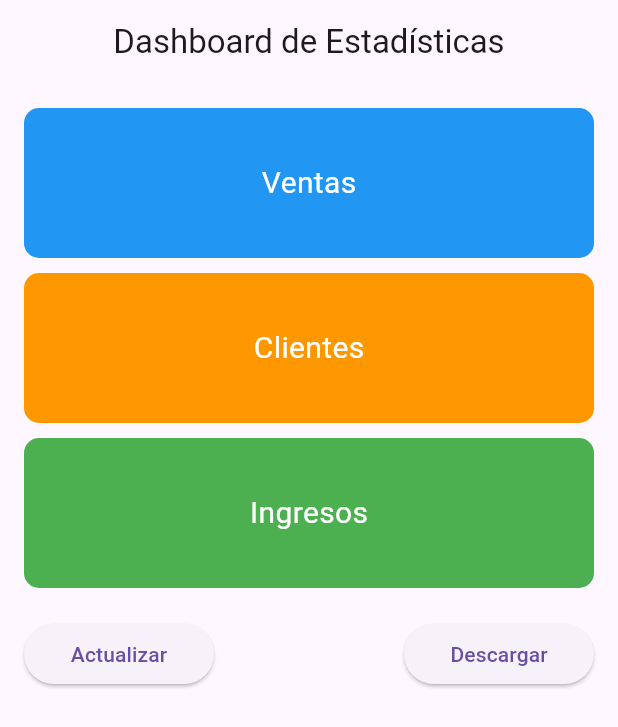
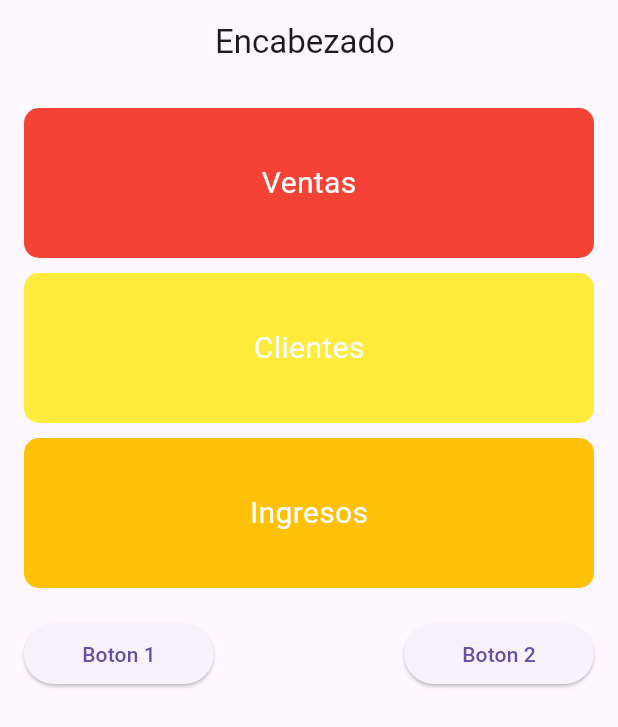
Before and after one commit to palaciosfer/Practica16-10-2025, a Flutter app: the screen it shows after launch, on a phone screen of 412 x 824 dp. Shown: the top 727 px of the screen. Run offline on Flutter 3.47's test engine with Material 3 defaults, Android fonts, the phone set to English and light mode, and no system bars.

Commit message:
first commit

```diff
--- a/lib/features/designresponsive/pages/home.dart
+++ b/lib/features/designresponsive/pages/home.dart
@@ -9,7 +9,7 @@ class Home extends StatelessWidget {
   Widget build(BuildContext context) {
     return Scaffold(
       appBar: AppBar(
-        title: const Center(child: Text("Dashboard de Estadísticas")),
+        title: const Center(child: Text("Encabezado ")),
       ),
       body: LayoutBuilder(
         builder: (context, constraints) {
@@ -19,15 +19,15 @@ class Home extends StatelessWidget {
             padding: const EdgeInsets.all(16.0),
             child: Column(
               children: [
-                // Tarjetas de estadísticas
+
                 if (isSmall)
                   Column(
                     children: const [
-                      StatCard(color: Colors.blue, text: "Ventas"),
+                      StatCard(color: Colors.red, text: "Ventas"),
                       SizedBox(height: 10),
-                      StatCard(color: Colors.orange, text: "Clientes"),
+                      StatCard(color: Colors.yellow, text: "Clientes"),
                       SizedBox(height: 10),
-                      StatCard(color: Colors.green, text: "Ingresos"),
+                      StatCard(color: Colors.amber, text: "Ingresos"),
                     ],
                   )
                 else
@@ -35,17 +35,17 @@ class Home extends StatelessWidget {
                     children: const [
                       Expanded(
                         flex: 5,
-                        child: StatCard(color: Colors.blue, text: "Ventas"),
+                        child: StatCard(color: Colors.red, text: "Ventas"),
                       ),
                       SizedBox(width: 10),
                       Expanded(
                         flex: 3,
-                        child: StatCard(color: Colors.orange, text: "Clientes"),
+                        child: StatCard(color: Colors.yellow, text: "Clientes"),
                       ),
                       SizedBox(width: 10),
                       Flexible(
                         flex: 2,
-                        child: StatCard(color: Colors.green, text: "Ingresos"),
+                        child: StatCard(color: Colors.amber, text: "Ingresos"),
                       ),
                     ],
                   ),
--- a/lib/features/designresponsive/widgets/button_row.dart
+++ b/lib/features/designresponsive/widgets/button_row.dart
@@ -10,14 +10,14 @@ class ButtonRow extends StatelessWidget {
         Expanded(
           child: ElevatedButton(
             onPressed: () {},
-            child: const Text("Actualizar"),
+            child: const Text("Boton 1"),
           ),
         ),
         const Spacer(),
         Expanded(
           child: ElevatedButton(
             onPressed: () {},
-            child: const Text("Descargar"),
+            child: const Text("Boton 2"),
           ),
         ),
       ],
```
